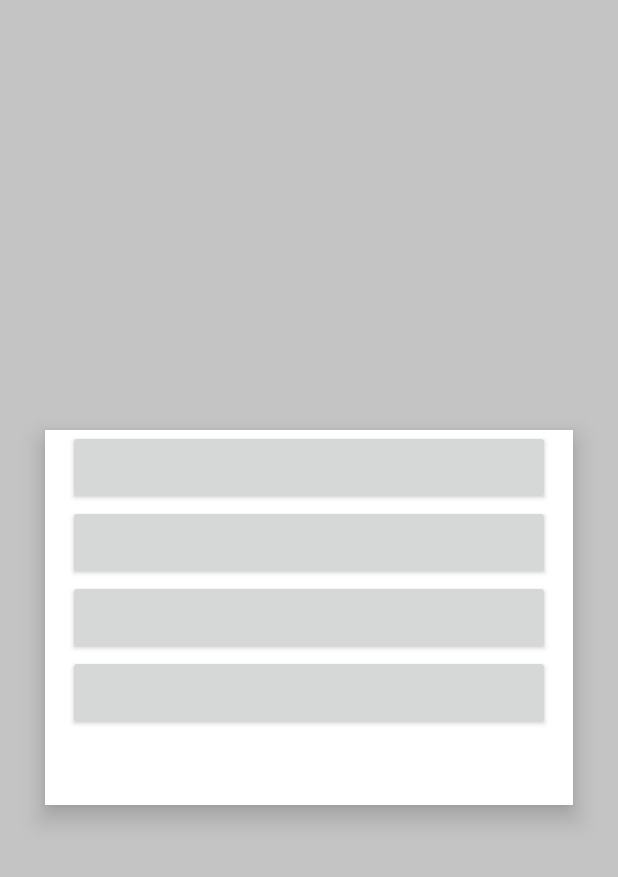
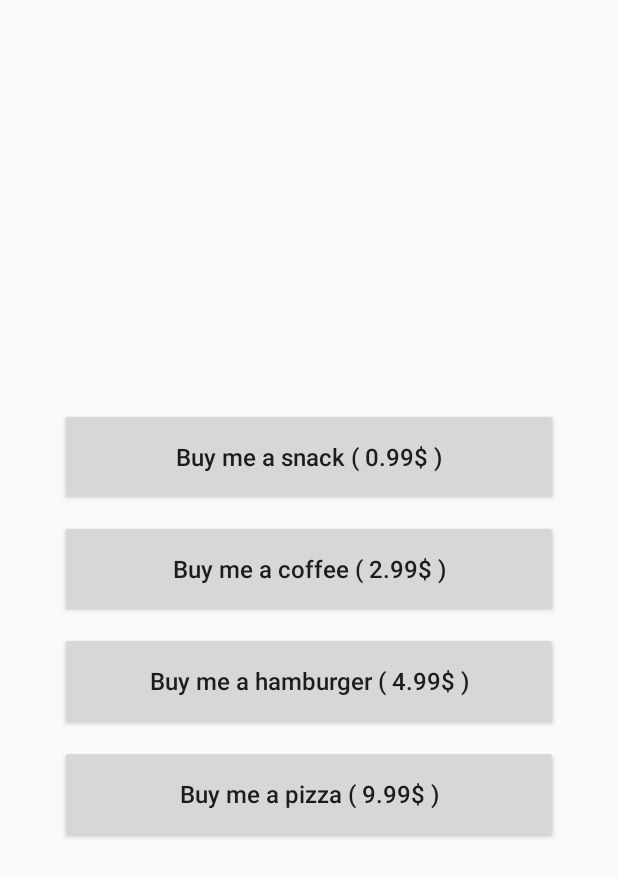
Before and after one commit to Haegon/Memorize, an Android app: the layout dialog_purchase.xml on its own in the app's theme, with its tools: preview values and no code run, on a phone screen of 412 x 824 dp. Shown: the top 877 px of the screen. Run offline under Robolectric (Android 15) with nearby library versions, the phone set to English and light mode, and no system bars.

Commit message:
인앱 끝.

```diff
--- a/app/src/main/res/layout/dialog_purchase.xml
+++ b/app/src/main/res/layout/dialog_purchase.xml
@@ -2,46 +2,61 @@
 <FrameLayout xmlns:android="http://schemas.android.com/apk/res/android"
     android:id="@+id/layout_purchase_background"
     android:layout_width="match_parent"
-    android:layout_height="match_parent"
-    android:background="#aaaaaaaa">
+    android:layout_height="match_parent">
 
     <LinearLayout xmlns:android="http://schemas.android.com/apk/res/android"
         android:layout_width="match_parent"
-        android:layout_height="250dp"
+        android:layout_height="300dp"
         android:layout_gravity="center"
-        android:layout_marginLeft="30dp"
-        android:layout_marginRight="30dp"
-        android:background="@android:color/white"
-        android:elevation="10dp"
         android:orientation="vertical">
 
         <Button
             android:id="@+id/btn_purchase_1"
             android:layout_width="match_parent"
-            android:layout_height="50dp"
-            android:layout_marginLeft="15dp"
-            android:layout_marginRight="15dp" />
+            android:layout_height="0dp"
+            android:layout_marginLeft="@dimen/purchase_dialog_margin_side"
+            android:layout_marginRight="@dimen/purchase_dialog_margin_side"
+            android:layout_marginTop="@dimen/purchase_dialog_margin_top"
+            android:layout_weight="1"
+            android:text="@string/donation_snack"
+            android:textAllCaps="false"
+            android:textSize="@dimen/purchase_dialog_text"/>
 
         <Button
             android:id="@+id/btn_purchase_3"
             android:layout_width="match_parent"
-            android:layout_height="50dp"
-            android:layout_marginLeft="15dp"
-            android:layout_marginRight="15dp" />
+            android:layout_height="0dp"
+            android:layout_marginLeft="@dimen/purchase_dialog_margin_side"
+            android:layout_marginRight="@dimen/purchase_dialog_margin_side"
+            android:layout_marginTop="@dimen/purchase_dialog_margin_top"
+            android:layout_weight="1"
+            android:text="@string/donation_coffee"
+            android:textAllCaps="false"
+            android:textSize="@dimen/purchase_dialog_text"/>
 
         <Button
             android:id="@+id/btn_purchase_5"
             android:layout_width="match_parent"
-            android:layout_height="50dp"
-            android:layout_marginLeft="15dp"
-            android:layout_marginRight="15dp" />
+            android:layout_height="0dp"
+            android:layout_marginLeft="@dimen/purchase_dialog_margin_side"
+            android:layout_marginRight="@dimen/purchase_dialog_margin_side"
+            android:layout_marginTop="@dimen/purchase_dialog_margin_top"
+            android:layout_weight="1"
+            android:text="@string/donation_hamburger"
+            android:textAllCaps="false"
+            android:textSize="@dimen/purchase_dialog_text" />
 
         <Button
             android:id="@+id/btn_purchase_10"
             android:layout_width="match_parent"
-            android:layout_height="50dp"
-            android:layout_marginLeft="15dp"
-            android:layout_marginRight="15dp" />
+            android:layout_height="0dp"
+            android:layout_marginLeft="@dimen/purchase_dialog_margin_side"
+            android:layout_marginRight="@dimen/purchase_dialog_margin_side"
+            android:layout_marginTop="@dimen/purchase_dialog_margin_top"
+            android:layout_weight="1"
+            android:text="@string/donation_pizza"
+            android:textAllCaps="false"
+            android:textSize="@dimen/purchase_dialog_text" />
 
 
     </LinearLayout>
--- a/app/src/main/res/values/dimens.xml
+++ b/app/src/main/res/values/dimens.xml
@@ -18,6 +18,10 @@
     <dimen name="type_margin_width">20dp</dimen>
     <dimen name="type_margin_button">5dp</dimen>
 
+    <dimen name="purchase_dialog_margin_side">40dp</dimen>
+    <dimen name="purchase_dialog_margin_top">10dp</dimen>
+    <dimen name="purchase_dialog_text">16dp</dimen>
+
 
     <!-- OverRide-->
 
--- a/app/src/main/res/values/strings.xml
+++ b/app/src/main/res/values/strings.xml
@@ -88,6 +88,14 @@
     <string name="click_answer">Please select the correct answer from examples.</string>
     <string name="share">Study vocabulary and testing with this application.</string>
     <string name="grade">Move to "Play Store" to leave rating.</string>
+    <string name="donation_snack">Buy me a snack ( 0.99$ )</string>
+    <string name="donation_coffee">Buy me a coffee ( 2.99$ )</string>
+    <string name="donation_hamburger">Buy me a hamburger ( 4.99$ )</string>
+    <string name="donation_pizza">Buy me a pizza ( 9.99$ )</string>
+
+
+
+
     <string name="help_1"> \"VOCA DIY\" app is memorizing the words you want to memorize words by uploading directly.
 \n\n You must save yourself the words you want to memorize the Excel file.
 \n\n When you save an Excel file There is a simple rule.
```
Also changed, not shown: app/src/main/java/com/gohn/memorize/activity/base/DrawerActivity.java (+27 -4 lines), app/src/main/java/com/gohn/memorize/util/Dialog.java (+37 -2 lines), 1 other file.
